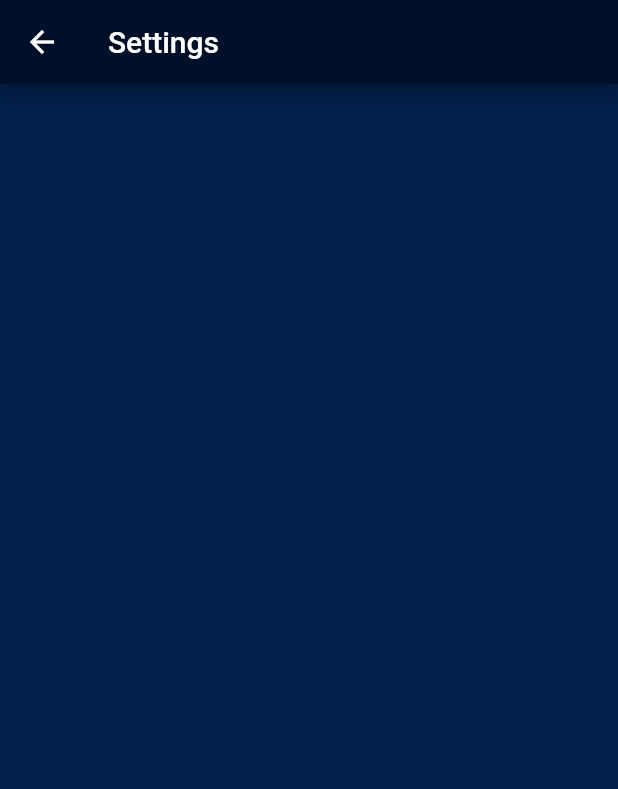
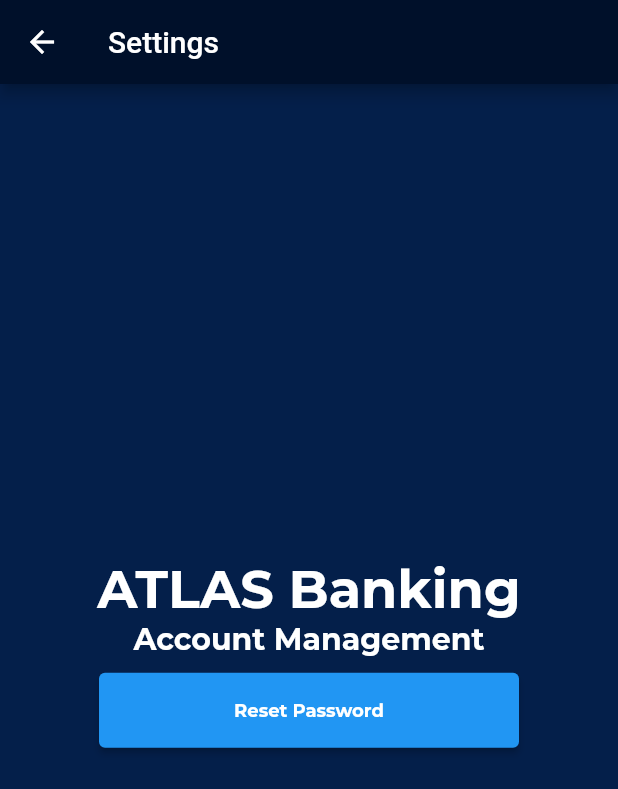
Before and after one commit to AWahab02/Bank_System, a Flutter app: the Settingss screen opened directly, on a phone screen of 412 x 824 dp. Shown: the top 789 px of the screen. Run offline on Flutter 3.47's test engine with Material 2 defaults, Android fonts, the phone set to English and light mode, and no system bars; our stand-ins replace awesome_snackbar_content, cloud_firestore, firebase_auth, firebase_core, google_fonts; missing offline and left inert: animated_check; accounts and stored records are empty; network calls fail.

Commit message:
"Second Commit"

```diff
--- a/lib/Settings.dart
+++ b/lib/Settings.dart
@@ -1,4 +1,7 @@
+import 'package:bank_system/PasswordResetPage.dart';
+import 'package:bank_system/VerifyEmail.dart';
 import 'package:flutter/material.dart';
+import 'package:google_fonts/google_fonts.dart';
 
 class Settingss extends StatefulWidget {
   const Settingss({Key? key}) : super(key: key);
@@ -16,6 +19,49 @@ class _SettingsState extends State<Settingss> {
         backgroundColor: const Color(0xff00102a),
         title: const Text('Settings'),
       ),
+      body: Column(
+        mainAxisAlignment: MainAxisAlignment.center,
+        crossAxisAlignment: CrossAxisAlignment.center,
+        children: [
+
+          Center(
+              child: Text(
+                'ATLAS Banking',
+                style: GoogleFonts.montserrat(
+                    fontSize: 35, fontWeight: FontWeight.bold, color: Colors.white),
+              )),
+
+          Center(
+              child: Text(
+                'Account Management',
+                style: GoogleFonts.montserrat(
+                    fontSize: 20, fontWeight: FontWeight.bold, color: Colors.white),
+              )),
+
+
+          Center(
+            child: Padding(
+                padding: const EdgeInsets.all(10.0),
+                child: SizedBox(
+                  width: 280,
+                  height: 50,
+                  child: ElevatedButton(
+                    onPressed: (){Navigator.of(context).push(MaterialPageRoute(builder: (context) => const ResetPassword()));},
+                    style: ElevatedButton.styleFrom(),
+                    child: Text(
+                      'Reset Password',
+                      style: GoogleFonts.montserrat(
+                          fontSize: 12,
+                          fontWeight: FontWeight.bold,
+                          color: Colors.white),
+                    ),
+                  ),
+                )),
+          ),
+
+
+        ],
+      ),
     );
   }
 }
```
Also changed, not shown: lib/Bill_Payment.dart (+20 -9 lines), lib/Deposit.dart (+24 -13 lines), lib/PasswordResetPage.dart (added, +96 -0 lines), lib/Transfer.dart (+26 -13 lines), lib/VerifyEmail.dart (added, +97 -0 lines), lib/login_page.dart (+21 -0 lines).
